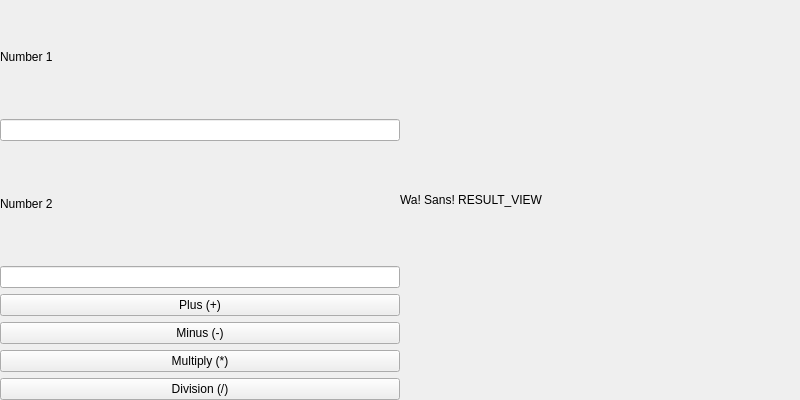
Old version of the form QT_UI/mainmenu.ui in the repository CAU-OOP-2022-7EVEN/OOP_Assignment_2.
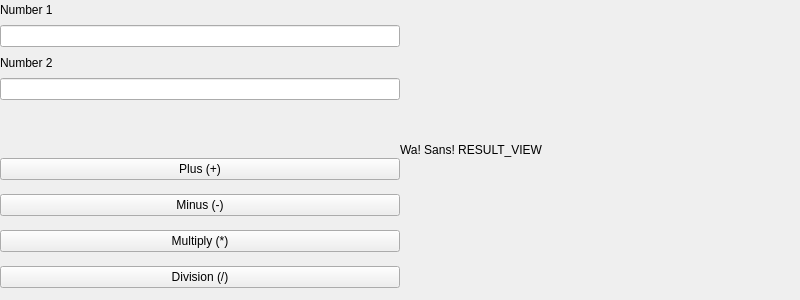
New version of the form.

Commit message: Update MainMenu UI : Adjust Layout Size

Patch:
```diff
--- a/QT_UI/mainmenu.ui
+++ b/QT_UI/mainmenu.ui
@@ -7,7 +7,7 @@
                 <x>0</x>
                 <y>0</y>
                 <width>800</width>
-                <height>400</height>
+                <height>300</height>
             </rect>
         </property>
         <property name="windowTitle">
@@ -19,7 +19,7 @@
                     <x>400</x>
                     <y>0</y>
                     <width>400</width>
-                    <height>400</height>
+                    <height>300</height>
                 </rect>
             </property>
             <layout class="QVBoxLayout" name="verticalLayout">
@@ -38,59 +38,81 @@
                     <x>0</x>
                     <y>0</y>
                     <width>400</width>
-                    <height>400</height>
+                    <height>300</height>
                 </rect>
             </property>
-            <layout class="QVBoxLayout" name="verticalLayout_2">
+            <widget class="QWidget" name="layoutLeftInputContainer">
+                <property name="geometry">
+                    <rect>
+                        <x>0</x>
+                        <y>0</y>
+                        <width>400</width>
+                        <height>100</height>
+                    </rect>
+                </property>
+                <layout class="QVBoxLayout" name="layoutLeftInput">
                 <item>
-                    <widget class="QLabel" name="label">
+                        <widget class="QLabel" name="labelNum1">
                         <property name="text">
                             <string>Number 1</string>
                         </property>
                     </widget>
                 </item>
                 <item>
-                    <widget class="QLineEdit" name="lineEdit"/>
+                        <widget class="QLineEdit" name="inputNum1"/>
                 </item>
                 <item>
-                    <widget class="QLabel" name="label_2">
+                        <widget class="QLabel" name="labelNum2">
                         <property name="text">
                             <string>Number 2</string>
                         </property>
                     </widget>
                 </item>
                 <item>
-                    <widget class="QLineEdit" name="lineEdit_2"/>
-                </item>
+                        <widget class="QLineEdit" name="inputNum2"/>
+                    </item>
+                </layout>
+            </widget>
+            <widget class="QWidget" name="layoutLeftBtnContainer">
+                <property name="geometry">
+                    <rect>
+                        <x>0</x>
+                        <y>150</y>
+                        <width>400</width>
+                        <height>150</height>
+                    </rect>
+                </property>
+                <layout class="QVBoxLayout" name="layoutLeftBtn">
                 <item>
-                    <widget class="QPushButton" name="pushButton_2">
+                        <widget class="QPushButton" name="btnPlus">
                         <property name="text">
                             <string>Plus (+)</string>
                         </property>
                     </widget>
                 </item>
                 <item>
-                    <widget class="QPushButton" name="pushButton_3">
+                        <widget class="QPushButton" name="btnMinus">
                         <property name="text">
                             <string>Minus (-)</string>
                         </property>
                     </widget>
                 </item>
                 <item>
-                    <widget class="QPushButton" name="pushButton_4">
+                        <widget class="QPushButton" name="btnMultiply">
                         <property name="text">
                             <string>Multiply (*)</string>
                         </property>
                     </widget>
                 </item>
                 <item>
-                    <widget class="QPushButton" name="pushButton">
+                        <widget class="QPushButton" name="btnDivision">
                         <property name="text">
                             <string>Division (/)</string>
                         </property>
                     </widget>
                 </item>
             </layout>
+            </widget>
         </widget>
     </widget>
     <resources/>
```
Left out of the diff: 8 changed lines with no effect on the pictures. Lines whose indentation alone changed are shown as unchanged. The commit also changes 1 other file.
